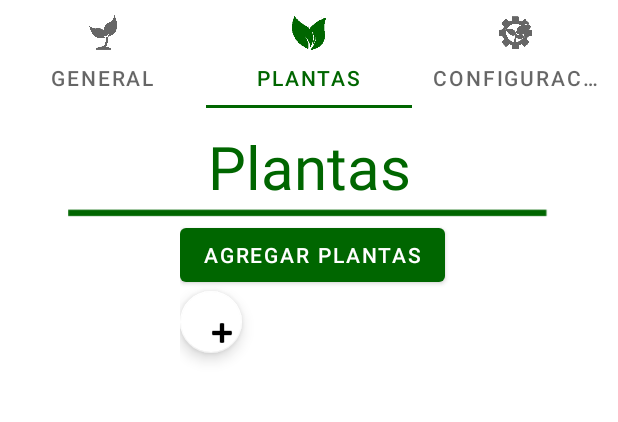
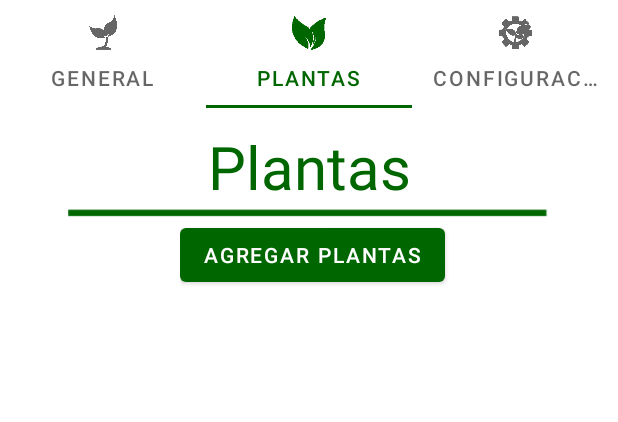
Before and after one commit to JohnTS13/IHM, an Android app: the screen it shows after launch (MainActivity), tab 2 chosen, on a phone screen of 412 x 824 dp, the part 165-587 px from its top. Run offline under Robolectric (Android 15) with nearby library versions, the phone set to English and light mode, and no system bars.

Commit message:
renombre de id boton agregar plantas

```diff
--- a/app/src/main/res/layout/fragment_configuraciones.xml
+++ b/app/src/main/res/layout/fragment_configuraciones.xml
@@ -98,7 +98,7 @@
         android:paddingRight="50sp">
 
         <Button
-            android:id="@+id/button2"
+            android:id="@+id/insert_plants"
 
             android:layout_width="wrap_content"
             android:layout_height="match_parent"
--- a/app/src/main/res/layout/fragment_plantas.xml
+++ b/app/src/main/res/layout/fragment_plantas.xml
@@ -35,19 +35,13 @@
         android:paddingRight="50sp">
 
         <Button
-            android:id="@+id/button2"
+            android:id="@+id/insert_plants"
 
             android:layout_width="wrap_content"
             android:layout_height="wrap_content"
 
             android:text="Agregar plantas" />
 
-        <com.google.android.material.floatingactionbutton.FloatingActionButton
-            android:id="@+id/floatingActionButton"
-            android:layout_width="41dp"
-            android:layout_height="212dp"
-            android:clickable="true"
-            android:src="@android:drawable/ic_input_add" />
     </LinearLayout>
 
 </LinearLayout>
```
